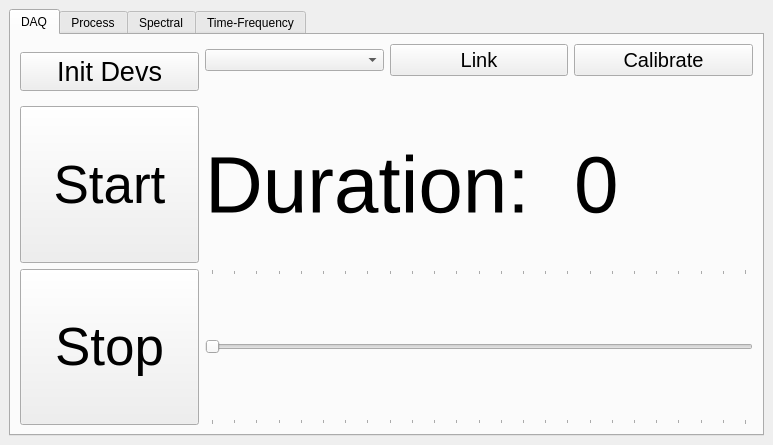
nogleo/datanog, file gui.ui: the form before one commit.
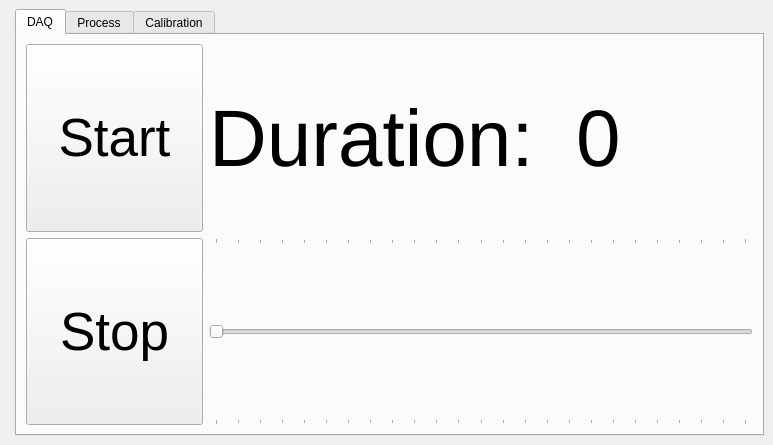
The form after the commit. The open tabs and pages were chosen to show the change.

The edit to the form file:
```diff
--- a/gui.ui
+++ b/gui.ui
@@ -38,8 +38,8 @@
      <verstretch>1</verstretch>
     </sizepolicy>
    </property>
-   <layout class="QGridLayout" name="gridLayout_3">
-    <item row="1" column="0">
+   <layout class="QFormLayout" name="formLayout">
+    <item row="1" column="1">
      <widget class="QTabWidget" name="tabWidget">
       <property name="sizePolicy">
        <sizepolicy hsizetype="Expanding" vsizetype="Expanding">
@@ -55,32 +55,11 @@
         <string>DAQ</string>
        </attribute>
        <layout class="QGridLayout" name="gridLayout">
-        <item row="0" column="5">
-         <widget class="QPushButton" name="calibutton">
-          <property name="font">
-           <font>
-            <pointsize>15</pointsize>
-           </font>
+        <item row="3" column="0">
+         <widget class="QPushButton" name="stopbutton">
+          <property name="enabled">
+           <bool>true</bool>
           </property>
-          <property name="text">
-           <string>Calibrate</string>
-          </property>
-         </widget>
-        </item>
-        <item row="0" column="0" rowspan="5">
-         <widget class="QPushButton" name="initbttn">
-          <property name="font">
-           <font>
-            <pointsize>20</pointsize>
-           </font>
-          </property>
-          <property name="text">
-           <string>Init Devs</string>
-          </property>
-         </widget>
-        </item>
-        <item row="5" column="5">
-         <widget class="QLabel" name="label">
           <property name="sizePolicy">
            <sizepolicy hsizetype="Expanding" vsizetype="Expanding">
             <horstretch>1</horstretch>
@@ -89,33 +68,18 @@
           </property>
           <property name="font">
            <font>
-            <pointsize>60</pointsize>
+            <pointsize>40</pointsize>
            </font>
           </property>
           <property name="text">
-           <string>0</string>
+           <string>Stop</string>
           </property>
-         </widget>
-        </item>
-        <item row="5" column="3" colspan="2">
-         <widget class="QLabel" name="label_2">
-          <property name="sizePolicy">
-           <sizepolicy hsizetype="Expanding" vsizetype="Expanding">
-            <horstretch>1</horstretch>
-            <verstretch>1</verstretch>
-           </sizepolicy>
+          <property name="checkable">
+           <bool>false</bool>
           </property>
-          <property name="font">
-           <font>
-            <pointsize>60</pointsize>
-           </font>
-          </property>
-          <property name="text">
-           <string>Duration: </string>
-          </property>
          </widget>
         </item>
-        <item row="8" column="3" colspan="3">
+        <item row="3" column="3" colspan="3">
          <widget class="QSlider" name="horizontalSlider">
           <property name="sizePolicy">
            <sizepolicy hsizetype="Expanding" vsizetype="Expanding">
@@ -172,43 +136,7 @@
           </property>
          </widget>
         </item>
-        <item row="0" column="4">
-         <widget class="QPushButton" name="linkSensor">
-          <property name="font">
-           <font>
-            <pointsize>15</pointsize>
-           </font>
-          </property>
-          <property name="text">
-           <string>Link</string>
-          </property>
-         </widget>
-        </item>
-        <item row="8" column="0">
-         <widget class="QPushButton" name="stopbutton">
-          <property name="enabled">
-           <bool>true</bool>
-          </property>
-          <property name="sizePolicy">
-           <sizepolicy hsizetype="Expanding" vsizetype="Expanding">
-            <horstretch>1</horstretch>
-            <verstretch>1</verstretch>
-           </sizepolicy>
-          </property>
-          <property name="font">
-           <font>
-            <pointsize>40</pointsize>
-           </font>
-          </property>
-          <property name="text">
-           <string>Stop</string>
-          </property>
-          <property name="checkable">
-           <bool>false</bool>
-          </property>
-         </widget>
-        </item>
-        <item row="5" column="0">
+        <item row="0" column="0">
          <widget class="QPushButton" name="startbutton">
           <property name="sizePolicy">
            <sizepolicy hsizetype="Expanding" vsizetype="Expanding">
@@ -232,8 +160,41 @@
           </property>
          </widget>
         </item>
-        <item row="0" column="3">
-         <widget class="QComboBox" name="comboBox"/>
+        <item row="0" column="3" colspan="2">
+         <widget class="QLabel" name="label_2">
+          <property name="sizePolicy">
+           <sizepolicy hsizetype="Expanding" vsizetype="Expanding">
+            <horstretch>1</horstretch>
+            <verstretch>1</verstretch>
+           </sizepolicy>
+          </property>
+          <property name="font">
+           <font>
+            <pointsize>60</pointsize>
+           </font>
+          </property>
+          <property name="text">
+           <string>Duration: </string>
+          </property>
+         </widget>
+        </item>
+        <item row="0" column="5">
+         <widget class="QLabel" name="label">
+          <property name="sizePolicy">
+           <sizepolicy hsizetype="Expanding" vsizetype="Expanding">
+            <horstretch>1</horstretch>
+            <verstretch>1</verstretch>
+           </sizepolicy>
+          </property>
+          <property name="font">
+           <font>
+            <pointsize>60</pointsize>
+           </font>
+          </property>
+          <property name="text">
+           <string>0</string>
+          </property>
+         </widget>
         </item>
        </layout>
       </widget>
@@ -273,49 +234,66 @@
           </item>
          </layout>
         </item>
-        <item row="0" column="3">
-         <layout class="QHBoxLayout" name="horizontalLayout">
-          <item>
-           <widget class="QPushButton" name="plotbttn">
-            <property name="text">
-             <string>Plot</string>
-            </property>
-           </widget>
-          </item>
-          <item>
-           <spacer name="horizontalSpacer">
-            <property name="orientation">
-             <enum>Qt::Horizontal</enum>
-            </property>
-            <property name="sizeHint" stdset="0">
-             <size>
-              <width>40</width>
-              <height>20</height>
-             </size>
-            </property>
-           </spacer>
-          </item>
-         </layout>
-        </item>
-        <item row="0" column="2">
-         <widget class="QComboBox" name="comboBox_2"/>
-        </item>
-       </layout>
-      </widget>
-      <widget class="QWidget" name="tab">
-       <attribute name="title">
-        <string>Spectral</string>
-       </attribute>
-       <layout class="QGridLayout" name="gridLayout_4">
-        <item row="0" column="0">
-         <layout class="QHBoxLayout" name="horizontalLayout_2"/>
-        </item>
        </layout>
       </widget>
       <widget class="QWidget" name="tab_3">
        <attribute name="title">
-        <string>Time-Frequency</string>
+        <string>Calibration</string>
        </attribute>
+       <layout class="QGridLayout" name="gridLayout_3">
+        <item row="0" column="5">
+         <widget class="QPushButton" name="calibutton">
+          <property name="font">
+           <font>
+            <pointsize>15</pointsize>
+           </font>
+          </property>
+          <property name="text">
+           <string>Calibrate</string>
+          </property>
+         </widget>
+        </item>
+        <item row="0" column="3">
+         <widget class="QComboBox" name="comboBox"/>
+        </item>
+        <item row="0" column="2">
+         <widget class="QPushButton" name="initbttn">
+          <property name="font">
+           <font>
+            <pointsize>20</pointsize>
+           </font>
+          </property>
+          <property name="text">
+           <string>Init Devs</string>
+          </property>
+         </widget>
+        </item>
+        <item row="0" column="4">
+         <widget class="QPushButton" name="linkSensor">
+          <property name="font">
+           <font>
+            <pointsize>15</pointsize>
+           </font>
+          </property>
+          <property name="text">
+           <string>Link</string>
+          </property>
+         </widget>
+        </item>
+        <item row="1" column="3">
+         <spacer name="verticalSpacer_2">
+          <property name="orientation">
+           <enum>Qt::Vertical</enum>
+          </property>
+          <property name="sizeHint" stdset="0">
+           <size>
+            <width>20</width>
+            <height>40</height>
+           </size>
+          </property>
+         </spacer>
+        </item>
+       </layout>
       </widget>
      </widget>
     </item>
```
Left out of the diff: 45 changed lines with no effect on the pictures.
